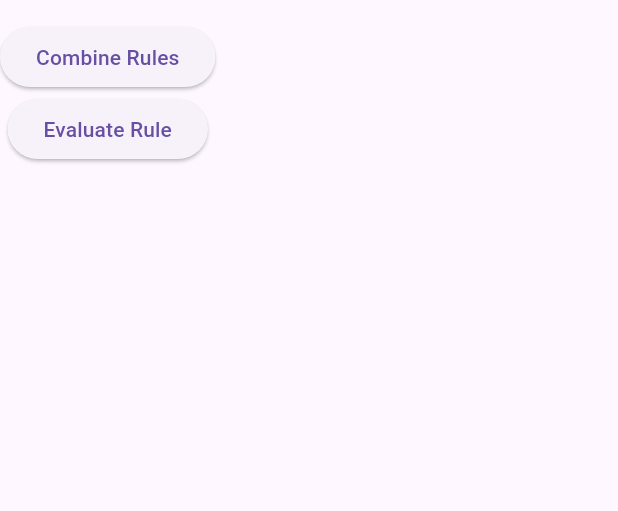
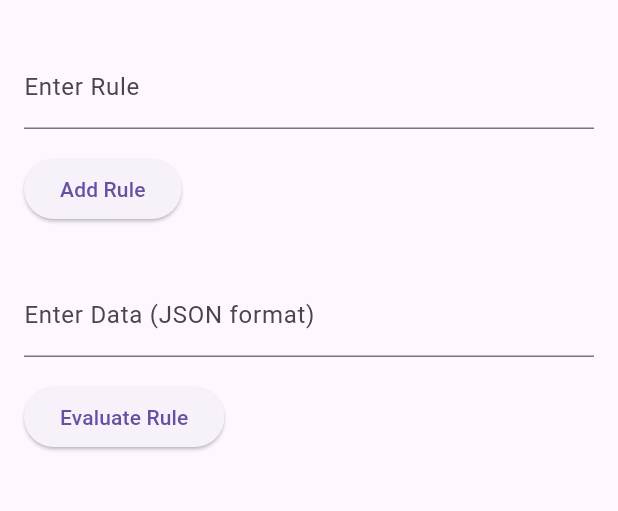
Before and after one commit to suraj-yadav0/rule_engine_app, a Flutter app: the screen it shows after launch, on a phone screen of 412 x 824 dp, the part 63-574 px from its top. Run offline on Flutter 3.47's test engine with Material 3 defaults, Android fonts, the phone set to English and light mode, and no system bars; our stand-ins replace sqflite; accounts and stored records are empty.

Commit message:
Improved the HomeScreen

```diff
--- a/lib/screens/home_screen.dart
+++ b/lib/screens/home_screen.dart
@@ -1,44 +1,104 @@
 // lib/screens/home_screen.dart
+import 'dart:convert';
+
 import 'package:flutter/material.dart';
 import 'package:provider/provider.dart';
 import '../models/rule_engine.dart';
 
-class HomeScreen extends StatelessWidget {
+class HomeScreen extends StatefulWidget {
+  const HomeScreen({super.key});
+
+  @override
+  // ignore: library_private_types_in_public_api
+  _HomeScreenState createState() => _HomeScreenState();
+}
+
+class _HomeScreenState extends State<HomeScreen> {
+  final _formKey = GlobalKey<FormState>();
+  final _ruleController = TextEditingController();
+  final _dataController = TextEditingController();
+
   @override
   Widget build(BuildContext context) {
     return Scaffold(
-      appBar: AppBar(title: Text('Rule Engine')),
+      appBar: AppBar(title: const Text('Rule Engine')),
       body: Consumer<RuleEngine>(
         builder: (context, ruleEngine, child) {
-          return Column(
+          return Padding(
+            padding: const EdgeInsets.all(16.0),
+            child: Form(
+              key: _formKey,
+              child: Column(
+                crossAxisAlignment: CrossAxisAlignment.start,
                 children: [
+                  TextFormField(
+                    controller: _ruleController,
+                    decoration: const InputDecoration(labelText: 'Enter Rule'),
+                    validator: (value) {
+                      if (value == null || value.isEmpty) {
+                        return 'Please enter a rule';
+                      }
+                      return null;
+                    },
+                  ),
+                 const SizedBox(height: 16),
                   ElevatedButton(
                     onPressed: () {
-                  ruleEngine.combineRules([
-                    "((age > 30 AND department = 'Sales') OR (age < 25 AND department = 'Marketing')) AND (salary > 50000 OR experience > 5)",
-                    "((age > 30 AND department = 'Marketing')) AND (salary > 20000 OR experience > 5)",
-                  ]);
+                      if (_formKey.currentState!.validate()) {
+                        ruleEngine.combineRules([_ruleController.text]);
+                        ScaffoldMessenger.of(context).showSnackBar(
+                        const  SnackBar(content: Text('Rule added')),
+                        );
+                      }
                     },
-                child: Text('Combine Rules'),
+                    child: const Text('Add Rule'),
                   ),
+                const  SizedBox(height: 32),
+                  TextFormField(
+                    controller: _dataController,
+                    decoration: const InputDecoration(labelText: 'Enter Data (JSON format)'),
+                    validator: (value) {
+                      if (value == null || value.isEmpty) {
+                        return 'Please enter data';
+                      }
+                      try {
+                        Map<String, dynamic> data = Map<String, dynamic>.from(
+                          Map.from(json.decode(value))
+                        );
+                      } catch (e) {
+                        return 'Invalid JSON format';
+                      }
+                      return null;
+                    },
+                  ),
+                const  SizedBox(height: 16),
                   ElevatedButton(
                     onPressed: () {
-                  bool result = ruleEngine.evaluateRule({
-                    "age": 35,
-                    "department": "Sales",
-                    "salary": 60000,
-                    "experience": 3,
-                  });
+                      if (_formKey.currentState!.validate()) {
+                        Map<String, dynamic> data = Map<String, dynamic>.from(
+                          Map.from(json.decode(_dataController.text))
+                        );
+                        bool result = ruleEngine.evaluateRule(data);
                         ScaffoldMessenger.of(context).showSnackBar(
                           SnackBar(content: Text('Evaluation result: $result')),
                         );
+                      }
                     },
-                child: Text('Evaluate Rule'),
+                    child: const Text('Evaluate Rule'),
                   ),
                 ],
+              ),
+            ),
           );
         },
       ),
     );
   }
+
+  @override
+  void dispose() {
+    _ruleController.dispose();
+    _dataController.dispose();
+    super.dispose();
   }
+}
```
Lines whose indentation alone changed are shown as unchanged.
